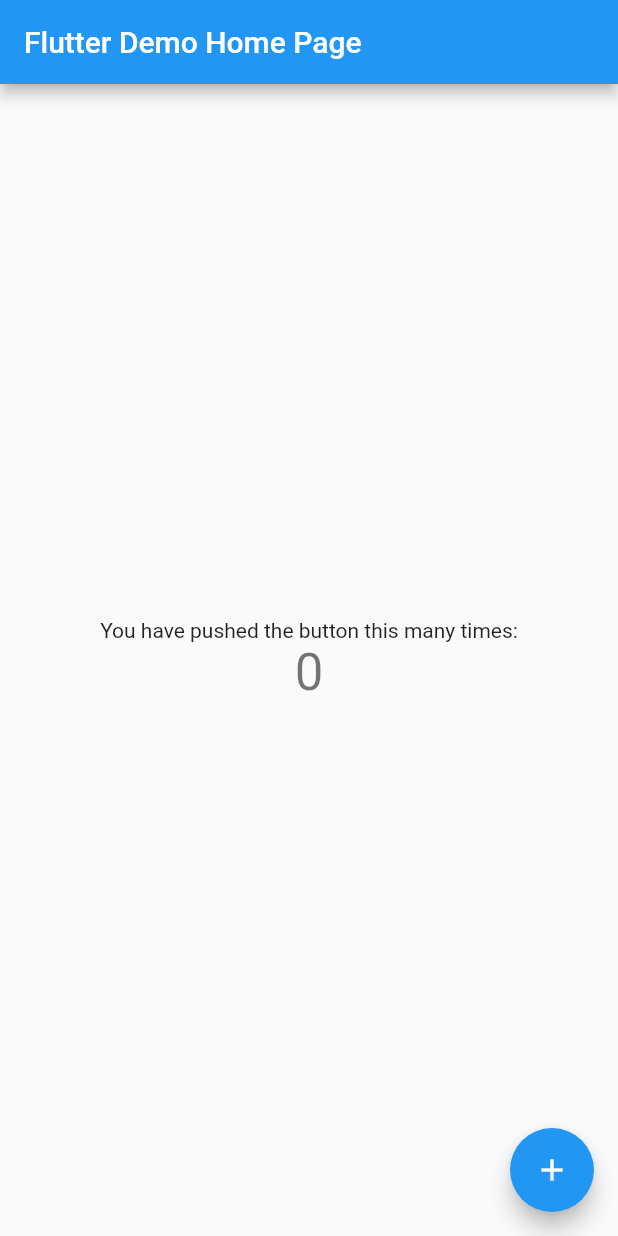
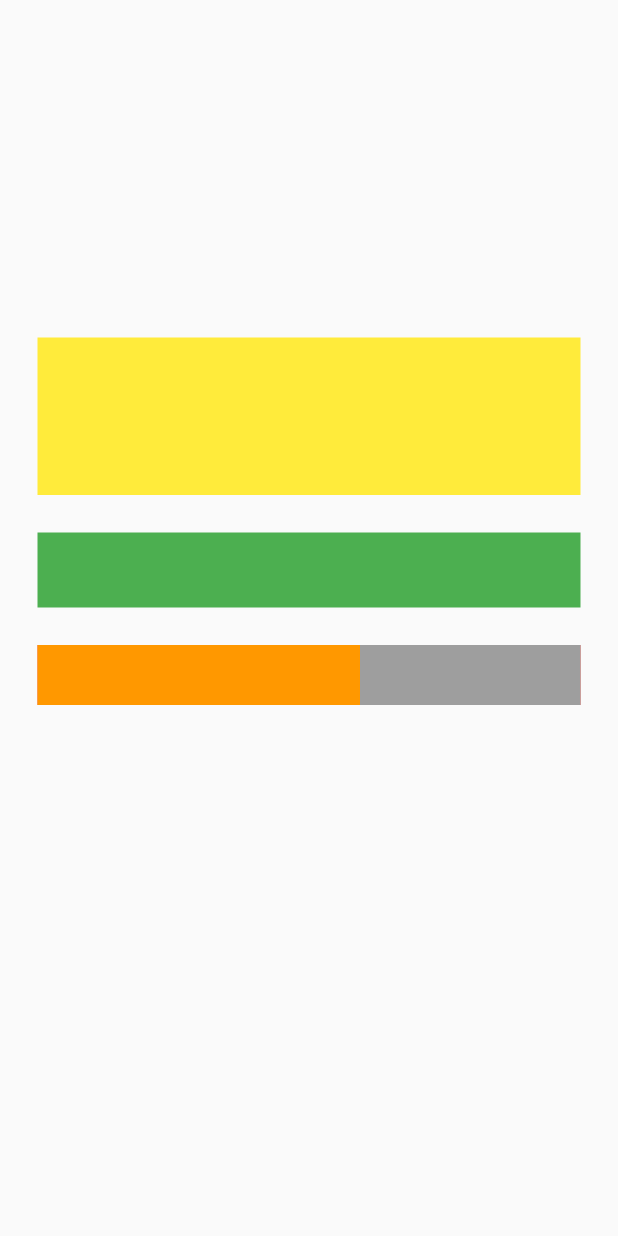
Before and after one commit to jobinjoe/bob_touch, a Flutter app: the screen it shows after launch, on a phone screen of 412 x 824 dp. Run offline on Flutter 3.47's test engine with Material 2 defaults, Android fonts, the phone set to English and light mode, and no system bars.

Commit message:
completed login outer design

```diff
--- /dev/null
+++ b/bob_touch/lib/LoginPage/loginPage.dart
@@ -0,0 +1,50 @@
+import 'package:flutter/material.dart';
+
+class LoginPage extends StatefulWidget {
+  LoginPage({Key key}) : super(key: key);
+
+  //final String title;
+
+  @override
+  _LoginPageState createState() => _LoginPageState();
+}
+
+class _LoginPageState extends State<LoginPage> {
+  @override
+  Widget build(BuildContext context) {
+    return Scaffold(
+      body: Column(
+        children: [
+          Container(
+            margin: EdgeInsets.fromLTRB(25, 225, 25, 0),
+            color: Colors.yellow,
+            height: 105,
+            width: double.infinity,
+          ),
+          Container(
+            margin: EdgeInsets.fromLTRB(25, 25, 25, 0),
+            color: Colors.green,
+            height:50,
+            width:double.infinity,
+          ),
+          Container(
+            margin: EdgeInsets.fromLTRB(25, 25, 25, 0),
+            color:Colors.red,
+            height: 40,
+            width:double.infinity,
+            child: Row(
+              children: [
+                Expanded(child: Container(color: Colors.orange,)),
+                Container(
+                  color:Colors.grey,
+                  height: 40,
+                  width: 147,
+                )
+              ],
+            ),
+          )
+        ],
+      ),
+    );
+  }
+}
--- a/bob_touch/lib/main.dart
+++ b/bob_touch/lib/main.dart
@@ -1,113 +1,21 @@
 import 'package:flutter/material.dart';
+
+import 'LoginPage/loginPage.dart';
 
 void main() {
   runApp(MyApp());
 }
 
 class MyApp extends StatelessWidget {
-  // This widget is the root of your application.
   @override
   Widget build(BuildContext context) {
     return MaterialApp(
-      title: 'Flutter Demo',
+      title: 'Bob Touch',
       theme: ThemeData(
-        // This is the theme of your application.
-        //
-        // Try running your application with "flutter run". You'll see the
-        // application has a blue toolbar. Then, without quitting the app, try
-        // changing the primarySwatch below to Colors.green and then invoke
-        // "hot reload" (press "r" in the console where you ran "flutter run",
-        // or simply save your changes to "hot reload" in a Flutter IDE).
-        // Notice that the counter didn't reset back to zero; the application
-        // is not restarted.
         primarySwatch: Colors.blue,
       ),
-      home: MyHomePage(title: 'Flutter Demo Home Page'),
+      home: LoginPage(),
+      routes: {},
     );
   }
 }
-
-class MyHomePage extends StatefulWidget {
-  MyHomePage({Key key, this.title}) : super(key: key);
-
-  // This widget is the home page of your application. It is stateful, meaning
-  // that it has a State object (defined below) that contains fields that affect
-  // how it looks.
-
-  // This class is the configuration for the state. It holds the values (in this
-  // case the title) provided by the parent (in this case the App widget) and
-  // used by the build method of the State. Fields in a Widget subclass are
-  // always marked "final".
-
-  final String title;
-
-  @override
-  _MyHomePageState createState() => _MyHomePageState();
-}
-
-class _MyHomePageState extends State<MyHomePage> {
-  int _counter = 0;
-
-  void _incrementCounter() {
-    setState(() {
-      // This call to setState tells the Flutter framework that something has
-      // changed in this State, which causes it to rerun the build method below
-      // so that the display can reflect the updated values. If we changed
-      // _counter without calling setState(), then the build method would not be
-      // called again, and so nothing would appear to happen.
-      _counter++;
-    });
-  }
-
-  @override
-  Widget build(BuildContext context) {
-    // This method is rerun every time setState is called, for instance as done
-    // by the _incrementCounter method above.
-    //
-    // The Flutter framework has been optimized to make rerunning build methods
-    // fast, so that you can just rebuild anything that needs updating rather
-    // than having to individually change instances of widgets.
-    return Scaffold(
-      appBar: AppBar(
-        // Here we take the value from the MyHomePage object that was created by
-        // the App.build method, and use it to set our appbar title.
-        title: Text(widget.title),
-      ),
-      body: Center(
-        // Center is a layout widget. It takes a single child and positions it
-        // in the middle of the parent.
-        child: Column(
-          // Column is also a layout widget. It takes a list of children and
-          // arranges them vertically. By default, it sizes itself to fit its
-          // children horizontally, and tries to be as tall as its parent.
-          //
-          // Invoke "debug painting" (press "p" in the console, choose the
-          // "Toggle Debug Paint" action from the Flutter Inspector in Android
-          // Studio, or the "Toggle Debug Paint" command in Visual Studio Code)
-          // to see the wireframe for each widget.
-          //
-          // Column has various properties to control how it sizes itself and
-          // how it positions its children. Here we use mainAxisAlignment to
-          // center the children vertically; the main axis here is the vertical
-          // axis because Columns are vertical (the cross axis would be
-          // horizontal).
-          mainAxisAlignment: MainAxisAlignment.center,
-          children: <Widget>[
-            Text(
-              'You have pushed the button this many times:',
-            ),
-            Text(
-              '$_counter',
-              style: Theme.of(context).textTheme.headline4,
-            ),
-          ],
-        ),
-      ),
-      floatingActionButton: FloatingActionButton(
-        onPressed: _incrementCounter,
-        tooltip: 'Increment',
-        child: Icon(Icons.add),
-      ), // This trailing comma makes auto-formatting nicer for build methods.
-    );
-  }
-}
```
